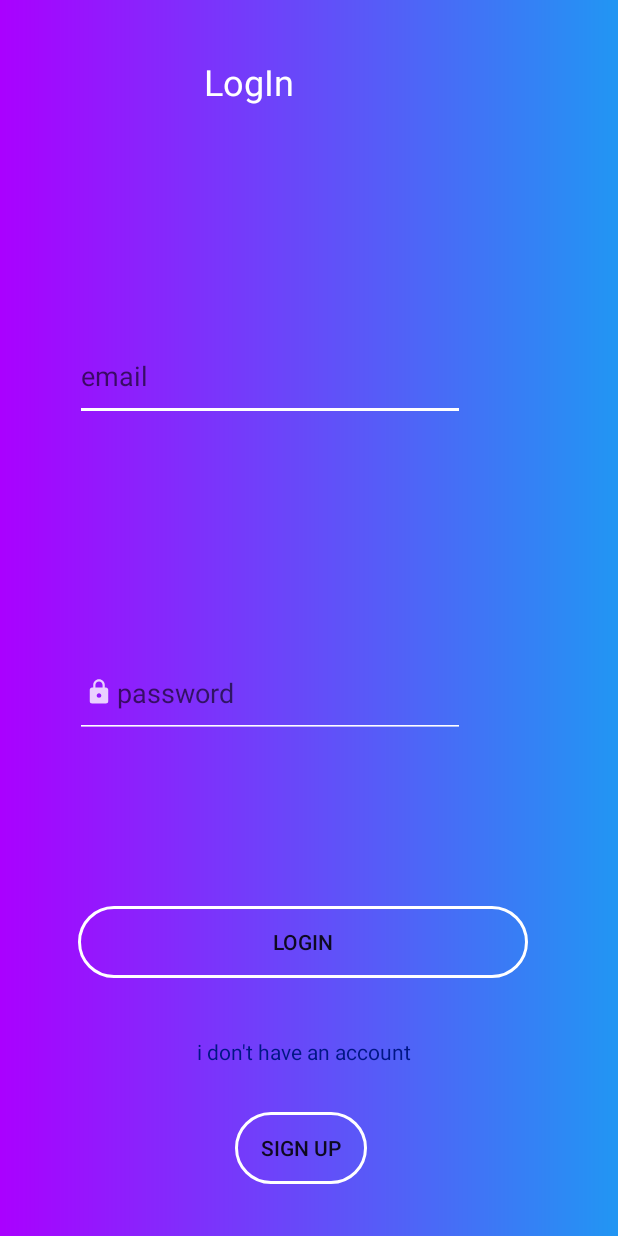
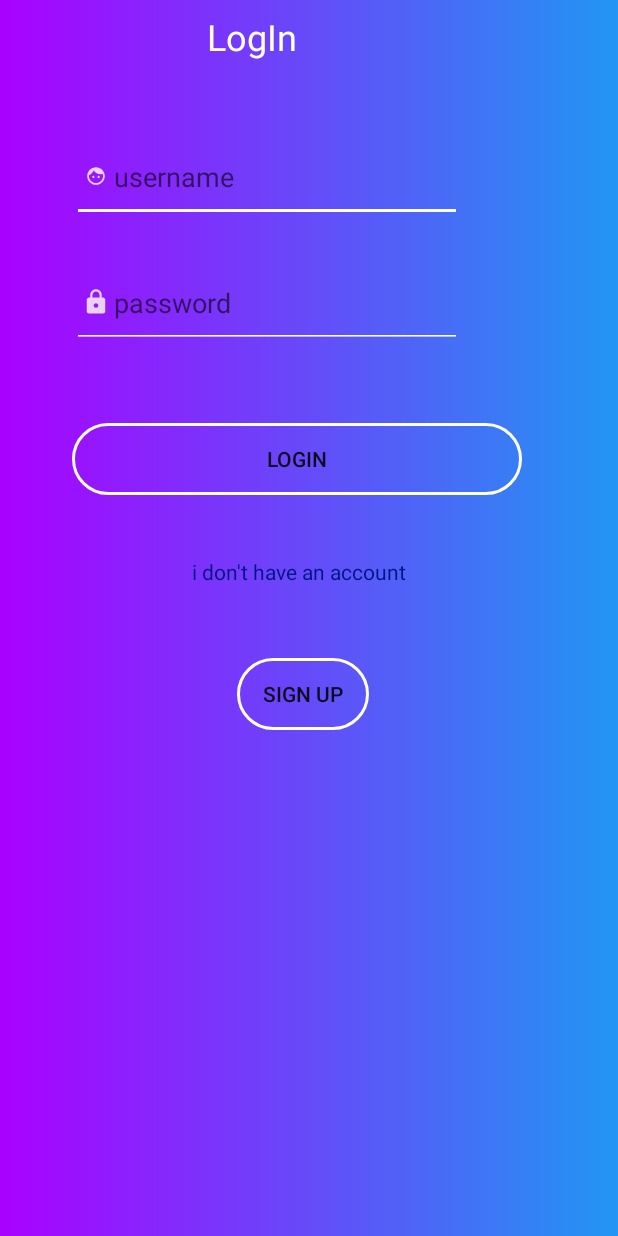
Before and after one commit to Christine-N-Mwaura/DreamHouseApp, an Android app: the layout activity_main.xml on its own in the app's theme, with its tools: preview values and no code run, on a phone screen of 412 x 824 dp. Run offline under Robolectric (Android 15) with nearby library versions, the phone set to English and light mode, and no system bars.

Commit message:
commit modified files.

```diff
--- a/app/src/main/AndroidManifest.xml
+++ b/app/src/main/AndroidManifest.xml
@@ -12,7 +12,8 @@
         <activity android:name=".ProfileActivity"></activity>
         <activity android:name=".DashBoardContractors" />
         <activity android:name=".signup" />
-        <activity android:name=".MainActivity">
+        <activity android:name=".MainActivity"
+            android:theme="@style/NoActionBarTheme">
             <intent-filter>
                 <action android:name="android.intent.action.MAIN" />
 
--- a/app/src/main/java/com/christine/dreamhouseapp/DashBoardContractors.java
+++ b/app/src/main/java/com/christine/dreamhouseapp/DashBoardContractors.java
@@ -3,6 +3,7 @@ package com.christine.dreamhouseapp;
 import androidx.appcompat.app.AppCompatActivity;
 import androidx.fragment.app.FragmentManager;
 
+import android.content.Intent;
 import android.os.Bundle;
 import android.util.Log;
 import android.view.View;
@@ -41,7 +42,9 @@ public class DashBoardContractors extends AppCompatActivity {
 //                Toast.makeText(DashBoardContractors.this, contractor, Toast.LENGTH_SHORT).show();
             }
         });
-        mContractorTextView.setText("Here are all the contractors: ");
+        Intent i = getIntent();
+        String Name = i.getStringExtra("name");
+        mContractorTextView.setText("Welcome " + Name + "."+ " Here are all the contractors we have : ");
 
 
 
--- a/app/src/main/java/com/christine/dreamhouseapp/ProfileActivity.java
+++ b/app/src/main/java/com/christine/dreamhouseapp/ProfileActivity.java
@@ -3,6 +3,7 @@ package com.christine.dreamhouseapp;
 import androidx.appcompat.app.AppCompatActivity;
 import androidx.fragment.app.DialogFragment;
 
+import android.content.Intent;
 import android.os.Bundle;
 import android.view.LayoutInflater;
 import android.view.View;
--- a/app/src/main/res/layout/activity_main.xml
+++ b/app/src/main/res/layout/activity_main.xml
@@ -12,105 +12,77 @@
         android:layout_width="match_parent"
         android:layout_height="match_parent">
 
+        <LinearLayout
+            android:layout_width="match_parent"
+            android:layout_height="match_parent"
+            android:orientation="vertical">
+
             <TextView
                 android:id="@+id/signUpTextView"
                 android:layout_width="150dp"
                 android:layout_height="60dp"
-            android:layout_marginTop="38dp"
+                android:layout_marginTop="8dp"
+                android:layout_marginLeft="138dp"
                 android:text="LogIn"
                 android:textColor="@android:color/white"
-            android:textSize="24sp"
-            app:layout_constraintEnd_toEndOf="parent"
-            app:layout_constraintHorizontal_bias="0.52"
-            app:layout_constraintStart_toStartOf="parent"
-            app:layout_constraintTop_toTopOf="parent" />
+                android:textSize="24sp" />
 
             <EditText
-            android:id="@+id/emailEditText"
+                android:id="@+id/userNameEditText"
                 android:layout_width="260dp"
                 android:layout_height="60dp"
-            android:layout_marginStart="50dp"
-            android:layout_marginTop="190dp"
-            android:layout_marginEnd="50dp"
-            android:layout_marginBottom="77dp"
+                android:layout_marginTop="20dp"
+                android:layout_marginLeft="48dp"
                 android:backgroundTint="@android:color/white"
+                android:drawableLeft="@drawable/ic_action_user"
                 android:ems="10"
-            android:hint="email"
-            android:inputType="textEmailAddress"
-            android:textColor="@android:color/white"
-            app:layout_constraintBottom_toTopOf="@+id/passwordEditText"
-            app:layout_constraintEnd_toEndOf="parent"
-            app:layout_constraintHorizontal_bias="0.0"
-            app:layout_constraintStart_toStartOf="parent"
-            app:layout_constraintTop_toBottomOf="@+id/signUpTextView"
-            app:layout_constraintVertical_bias="0.51" />
+                android:hint="username"
+                android:inputType="textPersonName"
+                android:textColor="@android:color/white" />
 
             <EditText
                 android:id="@+id/passwordEditText"
                 android:layout_width="260dp"
                 android:layout_height="60dp"
-            android:layout_marginStart="50dp"
-            android:layout_marginTop="74dp"
-            android:layout_marginEnd="50dp"
-            android:layout_marginBottom="399dp"
+                android:layout_marginTop="24dp"
+                android:layout_marginLeft="48dp"
                 android:backgroundTint="@android:color/white"
                 android:drawableLeft="@drawable/ic_action_password"
                 android:ems="10"
                 android:hint="password"
-            android:inputType="textPassword"
-            app:layout_constraintBottom_toBottomOf="parent"
-            app:layout_constraintEnd_toEndOf="parent"
-            app:layout_constraintHorizontal_bias="0.0"
-            app:layout_constraintStart_toStartOf="parent"
-            app:layout_constraintTop_toBottomOf="@+id/emailEditText" />
+                android:inputType="textPassword" />
 
             <Button
                 android:id="@+id/loginButton"
                 android:layout_width="300dp"
                 android:layout_height="wrap_content"
-            android:layout_marginStart="157dp"
-            android:layout_marginTop="107dp"
-            android:layout_marginEnd="166dp"
-            android:layout_marginBottom="168dp"
+                android:layout_marginTop="50dp"
+                android:layout_marginLeft="48dp"
                 android:background="@drawable/button"
                 android:clickable="true"
-            android:text="Login"
-            app:layout_constraintBottom_toBottomOf="parent"
-            app:layout_constraintEnd_toEndOf="parent"
-            app:layout_constraintStart_toStartOf="parent"
-            app:layout_constraintTop_toBottomOf="@+id/passwordEditText" />
+                android:text="Login" />
 
             <TextView
                 android:id="@+id/noAccounttextView"
                 android:layout_width="wrap_content"
                 android:layout_height="wrap_content"
-            android:layout_marginStart="173dp"
-            android:layout_marginTop="20dp"
-            android:layout_marginEnd="180dp"
-            android:layout_marginBottom="93dp"
+                android:layout_marginTop="41dp"
+                android:layout_marginLeft="128dp"
                 android:clickable="true"
                 android:text="i don't have an account"
-            android:textColor="@color/colorPrimary"
-            app:layout_constraintBottom_toBottomOf="parent"
-            app:layout_constraintEnd_toEndOf="parent"
-            app:layout_constraintStart_toStartOf="parent"
-            app:layout_constraintTop_toBottomOf="@+id/loginButton" />
+                android:textColor="@color/colorPrimary" />
 
             <Button
                 android:id="@+id/signUpButton"
                 android:layout_width="wrap_content"
                 android:layout_height="wrap_content"
-            android:layout_marginStart="156dp"
-            android:layout_marginTop="29dp"
-            android:layout_marginEnd="167dp"
-            android:layout_marginBottom="33dp"
+                android:layout_marginTop="48dp"
+                android:layout_marginLeft="158dp"
+                android:background="@drawable/button"
                 android:clickable="true"
-            android:text="Sign Up"
-            android:background="@drawable/button"
-            app:layout_constraintBottom_toBottomOf="parent"
-            app:layout_constraintEnd_toEndOf="parent"
-            app:layout_constraintStart_toStartOf="parent"
-            app:layout_constraintTop_toBottomOf="@+id/noAccounttextView" />
+                android:text="Sign Up" />
+
+        </LinearLayout>
 
     </androidx.constraintlayout.widget.ConstraintLayout>
 
--- a/app/src/main/res/layout/activity_profile.xml
+++ b/app/src/main/res/layout/activity_profile.xml
@@ -18,16 +18,6 @@
             android:layout_height="80dp"
             android:layout_gravity="center_horizontal"
             app:srcCompat="@drawable/aicon" />
-
-        <TextView
-            android:id="@+id/nameTextView"
-            android:layout_width="360dp"
-            android:layout_height="60dp"
-            android:layout_marginLeft="30dp"
-            android:layout_marginTop="20dp"
-            android:text="Name: James Mbithi"
-            android:textColor="@android:color/black"
-            android:textSize="15sp" />
 
 
         <TextView
--- a/app/src/main/res/layout/activity_signup.xml
+++ b/app/src/main/res/layout/activity_signup.xml
@@ -31,7 +31,7 @@
             android:layout_marginLeft="50dp"
             android:drawableLeft="@drawable/ic_action_user"
             android:ems="10"
-            android:hint="username (Tom)"
+            android:hint="username (Chris)"
             android:inputType="textPersonName" />
 
 
--- a/app/src/main/res/values/styles.xml
+++ b/app/src/main/res/values/styles.xml
@@ -7,5 +7,6 @@
         <item name="colorPrimaryDark">@color/colorPrimaryDark</item>
         <item name="colorAccent">@color/colorAccent</item>
     </style>
+    <style name="NoActionBarTheme" parent="Theme.AppCompat.Light.NoActionBar"></style>
 
 </resources>
```
Lines whose indentation alone changed are shown as unchanged.
